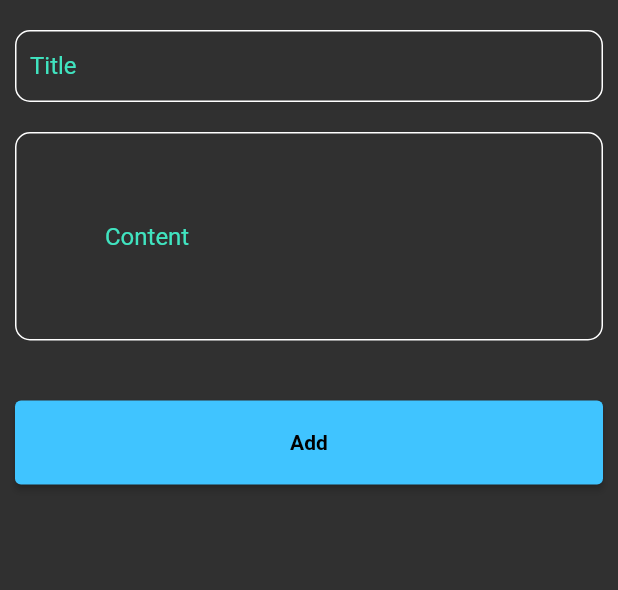
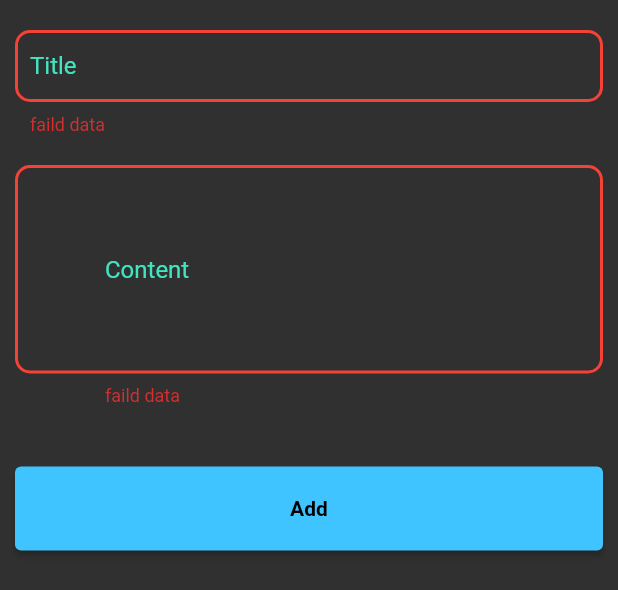
Before and after one commit to Osama-Saleh/notes_Hive, a Flutter app: the AddNoteButtomSheet widget shown alone on an empty page, opened directly, after a tap on "Add", on a phone screen of 412 x 824 dp. Shown: the top 590 px of the screen. Run offline on Flutter 3.47's test engine with Material 2 defaults, Android fonts, the phone set to English and light mode, and no system bars; our stand-ins replace hive, hive_flutter; accounts and stored records are empty.

```diff
--- /dev/null
+++ b/lib/controller/add_note_provider.dart
@@ -0,0 +1,5 @@
+import 'package:flutter/material.dart';
+
+class AddNoteProvider extends ChangeNotifier{
+
+}
--- a/lib/widgets/add_note_buttom_sheet.dart
+++ b/lib/widgets/add_note_buttom_sheet.dart
@@ -4,30 +4,65 @@ import 'package:flutter/material.dart';
 import 'package:notes_app_hive/widgets/custom_elevated_button.dart';
 import 'package:notes_app_hive/widgets/custom_text_form_feild.dart';
 
-class AddNoteButtomSheet extends StatelessWidget {
+class AddNoteButtomSheet extends StatefulWidget {
   const AddNoteButtomSheet({
     super.key,
   });
+
+  @override
+  State<AddNoteButtomSheet> createState() => _AddNoteButtomSheetState();
+}
+
+class _AddNoteButtomSheetState extends State<AddNoteButtomSheet> {
+  var formKey = GlobalKey<FormState>();
+  AutovalidateMode autovalidateMode = AutovalidateMode.disabled;
+
+  String? title, subtitle;
 
   @override
   Widget build(BuildContext context) {
     return Padding(
       padding: const EdgeInsets.only(top: 20, left: 10, right: 10),
       child: SingleChildScrollView(
+        child: Form(
+          key: formKey,
+          autovalidateMode: autovalidateMode,
           child: Column(
-
             children: [
-            const CustomTextFormFeild(hintText: "Title"),
+              CustomTextFormFeild(
+                hintText: "Title",
+                onSaved: (value) {
+                  print(value);
+                  title = value;
+                },
+              ),
               const SizedBox(
                 height: 20,
               ),
-            const CustomTextFormFeild(hintText: "Content", contentPadding: 60),
+              CustomTextFormFeild(
+                hintText: "Content",
+                contentPadding: 60,
+                onSaved: (value) {
+                  print(value);
+                  subtitle = value;
+                },
+              ),
               const SizedBox(
                 height: 40,
               ),
               Container(
                 width: MediaQuery.of(context).size.width,
-              child:const CustomElevatedButton(text: "Add"),
+                child: CustomElevatedButton(
+                  text: "Add",
+                  onPressed: () {
+                    if (formKey.currentState!.validate()) {
+                      formKey.currentState!.save();
+                    } else {
+                      autovalidateMode = AutovalidateMode.always;
+                      setState(() {});
+                    }
+                  },
+                ),
               ),
               const SizedBox(
                 height: 20,
@@ -35,6 +70,7 @@ class AddNoteButtomSheet extends StatelessWidget {
             ],
           ),
         ),
+      ),
     );
   }
 }
--- a/lib/widgets/custom_elevated_button.dart
+++ b/lib/widgets/custom_elevated_button.dart
@@ -2,14 +2,15 @@ import 'package:flutter/material.dart';
 
 class CustomElevatedButton extends StatelessWidget {
   const CustomElevatedButton({
-    super.key,this.text
+    super.key,this.text,this.onPressed
   });
   final String? text;
+  final Function()? onPressed;
 
   @override
   Widget build(BuildContext context) {
     return ElevatedButton(
-        onPressed: () {},
+        onPressed: onPressed,
         style: ElevatedButton.styleFrom(
             padding: const EdgeInsets.symmetric(
                 horizontal: 50, vertical: 20),
--- a/lib/widgets/custom_text_form_feild.dart
+++ b/lib/widgets/custom_text_form_feild.dart
@@ -1,13 +1,21 @@
 import 'package:flutter/material.dart';
 
 class CustomTextFormFeild extends StatelessWidget {
-  const CustomTextFormFeild({super.key, this.hintText, this.contentPadding});
+  const CustomTextFormFeild({super.key, this.hintText, this.contentPadding,this.onSaved});
   final String? hintText;
   final double? contentPadding;
+  final Function(String?)? onSaved;
 
   @override
   Widget build(BuildContext context) {
     return TextFormField(
+      onSaved:onSaved,
+      validator: (value) {
+        if(value!.isEmpty){
+
+        return "faild data";
+        } return null;
+      },
       decoration: InputDecoration(
         hintText: hintText,
         hintStyle: const TextStyle(color: Color.fromARGB(255, 64, 228, 192)),
@@ -20,6 +28,18 @@ class CustomTextFormFeild extends StatelessWidget {
               color: Color.fromARGB(255, 64, 228, 192), width: 2.0),
           borderRadius: BorderRadius.circular(10.0),
         ),
+        errorBorder: OutlineInputBorder(
+                      borderRadius: BorderRadius.circular(10),
+                      borderSide:const BorderSide(
+              color: Colors.red, width: 2.0),
+                    ),
+        focusedErrorBorder: OutlineInputBorder(
+                    borderRadius: BorderRadius.all(Radius.circular(10)),
+                    borderSide: BorderSide(
+                      // width: 1,
+                      color: Colors.red,
+                    ),
+                  ),
       ),
     );
   }
--- a/pubspec.yaml
+++ b/pubspec.yaml
@@ -37,6 +37,7 @@ dependencies:
   cupertino_icons: ^1.0.2
   hive:
   hive_flutter:
+  provider: ^6.0.5
 
 dev_dependencies:
   flutter_test:
```
Also changed, not shown: lib/main.dart (+21 -9 lines), lib/views/edit_note_view.dart (+5 -4 lines), pubspec.lock. Lines whose indentation alone changed are shown as unchanged.
